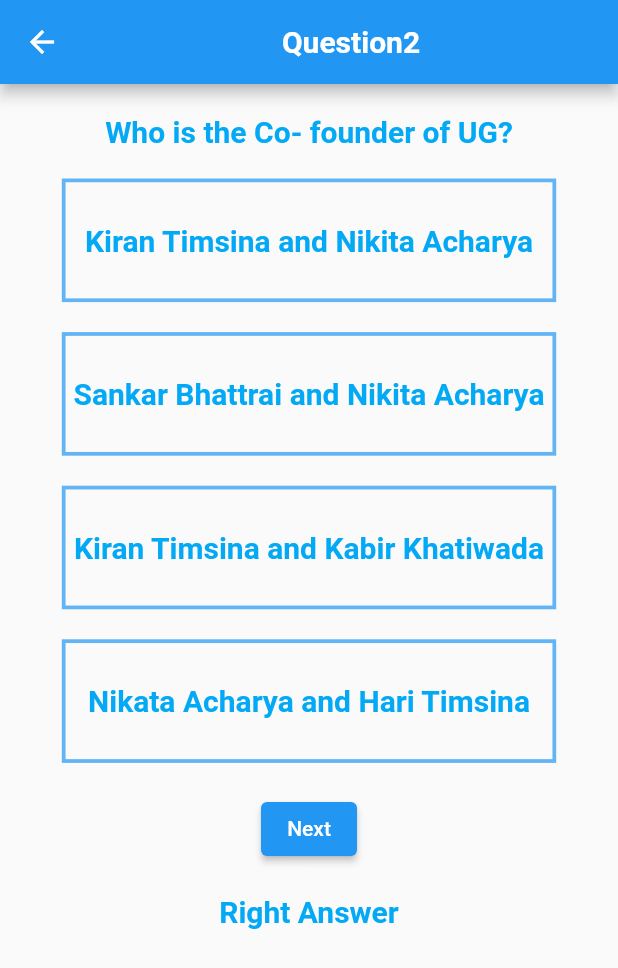
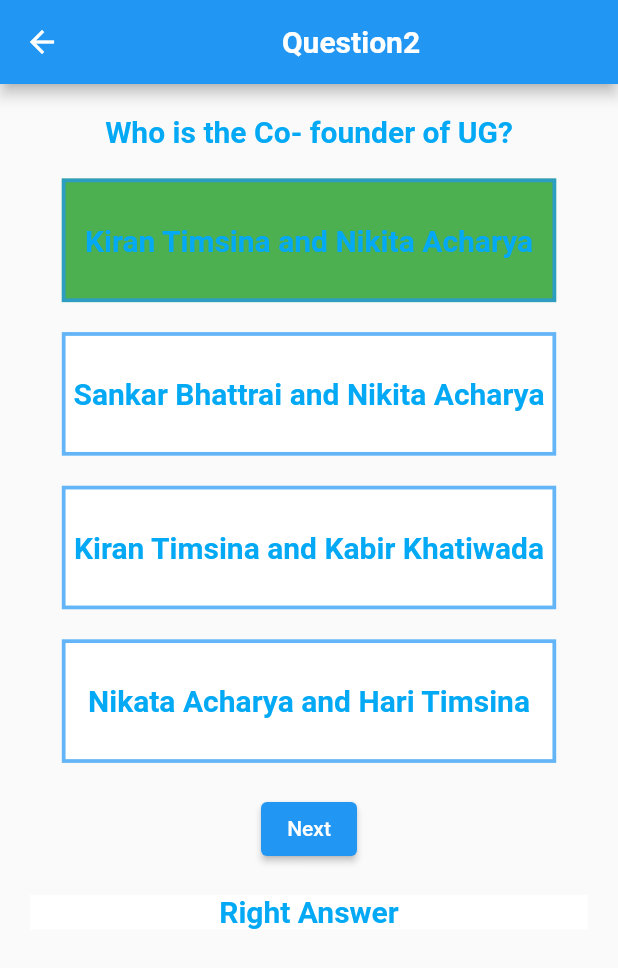
Before and after one commit to Sumina1/QuizAoo, a Flutter app: the Quiz screen opened directly, after a tap on "Next", after a tap on "Kiran Timsina and Nikita Acharya", on a phone screen of 412 x 824 dp. Shown: the top 968 px of the screen. Run offline on Flutter 3.47's test engine with Material 2 defaults, Android fonts, the light colour scheme and no system bars; missing offline and left inert: dart:html.

Commit message:
applying green color in right answer and red color in wrong answer

```diff
--- a/lib/quizUI.dart
+++ b/lib/quizUI.dart
@@ -1,6 +1,9 @@
+import 'dart:html';
+
 import 'package:flutter/material.dart';
 import 'package:quiz_application/homepage.dart';
 import 'package:quiz_application/questions.dart';
+import 'package:quiz_application/rewward_points.dart';
 class Quiz extends StatefulWidget {
   @override
   _QuizState createState() => _QuizState();
@@ -8,11 +11,18 @@ class Quiz extends StatefulWidget {
 class _QuizState extends State<Quiz> {
   Color textColor = Colors.lightBlue;
   String answer = '';
+  Color rightColor = Colors.white;
+  Color wrongColor = Colors.white;
   int initialindex = 0;
+  int pressbutton = -1;
+
+  int points = 0;
   int value = 1;
+  int newpoint = 20;
 
   @override
   Widget build(BuildContext context) {
+
     return Scaffold(
         appBar: AppBar(title: Center(child: Text('Question${value}',style: TextStyle(fontSize: 20,fontWeight: FontWeight.bold,),)),),
         body: Padding(
@@ -25,33 +35,40 @@ class _QuizState extends State<Quiz> {
                   children: [
                     Text('${questions[initialindex]['question']}',style: TextStyle(fontSize: 20,fontWeight: FontWeight.bold,color: textColor)),
                     SizedBox(height:20),
-                    _options(0, 0),
+                    _options(initialindex, 0),
                     SizedBox(height:20),
-                    _options(0, 1),
+                    _options(initialindex, 1),
                     SizedBox(height:20),
-                    _options(0, 2),
+                    _options(initialindex, 2),
                     SizedBox(height:20),
-                    _options(0, 3),
+                    _options(initialindex, 3),
                     SizedBox(height:20),
 
                     ElevatedButton(onPressed: (){
+
                       setState(() {
                         if(
                         initialindex == questions.length -1) {
                                Navigator.push(
                             context,
-                            MaterialPageRoute(builder: (context) => Homepage(),)
+                            MaterialPageRoute(builder: (context) => Reward_Points(points: points,),)
                           );
                         }
                         else{
+
+                          rightColor= Colors.white;
+                          wrongColor= Colors.white;
                           answer = '';
-                          initialindex = initialindex+1;
+                          initialindex = initialindex +1;
                           value = value+1;
                         }
                       });
                     }, child: Text('Next')),
                     SizedBox(height:20),
-                    Container(child: Center(child: Text(answer,style: TextStyle(fontSize: 20,fontWeight: FontWeight.bold,color: textColor)))),
+                    Container(
+                      color: Colors.white,
+                        child: Center(child: Text(answer,style: TextStyle(fontSize: 20,fontWeight: FontWeight.bold,color: textColor)))),
+
                   ],
                 ),
               ),
@@ -60,27 +77,49 @@ class _QuizState extends State<Quiz> {
     );
   }
   Widget _options(int qsnindex,int index){
+
+    Color containercolor = Colors.white;
+    if(questions[qsnindex]['answer_index'] == index){
+      containercolor= rightColor;
+    }
+    if(pressbutton==index){
+      containercolor=wrongColor;
+
+    }
+
+
     return InkWell(
-        onTap: () {
+        onTap: (){
+          print(index);
+          print("${questions[qsnindex]['answer_index']}");
+
           setState(() {
             if(questions[qsnindex]['answer_index']== index){
               answer='Right Answer';
+              rightColor= Colors.green;
+              wrongColor=Colors.white;
+              points += newpoint;
             }
             else{
+              pressbutton=index;
               answer='Wrong answer';
+              rightColor= Colors.white;
+              wrongColor= Colors.red;
+              points = points - 5;
+
             }
           });
+
         },
         child: Container(
             width: MediaQuery.of(context).size.width*0.8,     height: MediaQuery.of(context).size.height*0.1,
             alignment: Alignment.center,
             decoration: BoxDecoration(
+              color: containercolor,
+
                 border: Border.all(
                     width: 2.5,
                     color: Colors.blue.withOpacity(0.7))),
             child: Text('${questions[initialindex]['option'][index]}',style: TextStyle(fontSize: 20,fontWeight: FontWeight.bold,color: textColor))));
-
-
-
   }
 }
```
Also changed, not shown: lib/rewward_points.dart (added, +44 -0 lines).
